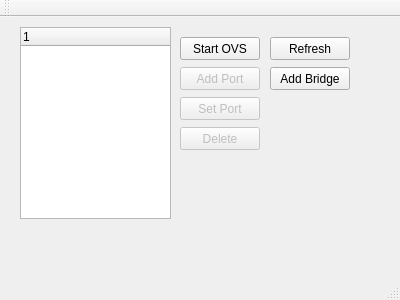
Before: the Qt Designer form mainwindow.ui in CodeMySky/one-handed-ovs, drawn with Qt 5.
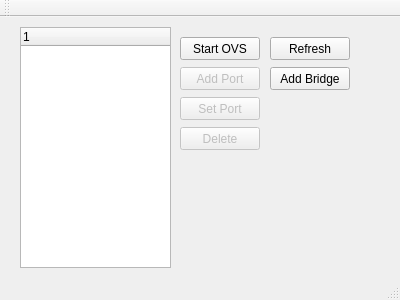
After: the same form once the commit is applied.

Commit message: + show interface options

What changed in the file:
```diff
--- a/mainwindow.ui
+++ b/mainwindow.ui
@@ -20,7 +20,7 @@
       <x>20</x>
       <y>10</y>
       <width>151</width>
-      <height>192</height>
+      <height>241</height>
      </rect>
     </property>
     <column>
@@ -107,9 +107,9 @@
     <property name="geometry">
      <rect>
       <x>190</x>
-      <y>150</y>
+      <y>140</y>
       <width>141</width>
-      <height>51</height>
+      <height>91</height>
      </rect>
     </property>
     <property name="text">
```
The commit also changes 6 other files.
